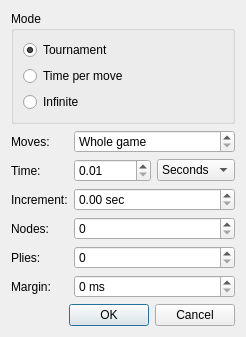
Before: the Qt Designer form projects/gui/ui/timecontroldlg.ui in leedavid/QTggchess, drawn with Qt 5.
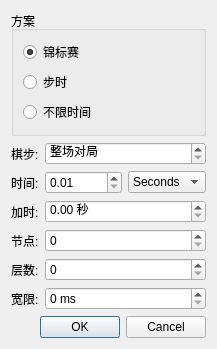
After: the same form once the commit is applied.

The edit to the form file:
```diff
--- a/projects/gui/ui/timecontroldlg.ui
+++ b/projects/gui/ui/timecontroldlg.ui
@@ -6,8 +6,8 @@
    <rect>
     <x>0</x>
     <y>0</y>
-    <width>284</width>
-    <height>367</height>
+    <width>286</width>
+    <height>381</height>
    </rect>
   </property>
   <property name="windowTitle">
@@ -23,7 +23,7 @@
       <bool>false</bool>
      </property>
      <property name="title">
-      <string>Mode</string>
+      <string>方案</string>
      </property>
      <property name="flat">
       <bool>false</bool>
@@ -38,7 +38,7 @@
          <string>Tournament time control</string>
         </property>
         <property name="text">
-         <string>Tournament</string>
+         <string>锦标赛</string>
         </property>
         <property name="checked">
          <bool>true</bool>
@@ -51,7 +51,7 @@
          <string>Fixed time limit for each move</string>
         </property>
         <property name="text">
-         <string>Time per move</string>
+         <string>步时</string>
         </property>
        </widget>
       </item>
@@ -61,7 +61,7 @@
          <string>Infinite thinking time</string>
         </property>
         <property name="text">
-         <string>Infinite</string>
+         <string>不限时间</string>
         </property>
        </widget>
       </item>
@@ -76,7 +76,7 @@
      <item row="0" column="0">
       <widget class="QLabel" name="label">
        <property name="text">
-        <string>Moves:</string>
+        <string>棋步:</string>
        </property>
        <property name="buddy">
         <cstring>m_movesSpin</cstring>
@@ -89,7 +89,7 @@
         <string>The number of moves in a time control</string>
        </property>
        <property name="specialValueText">
-        <string>Whole game</string>
+        <string>整场对局</string>
        </property>
        <property name="maximum">
         <number>9999</number>
@@ -102,7 +102,7 @@
      <item row="1" column="0">
       <widget class="QLabel" name="label_2">
        <property name="text">
-        <string>Time:</string>
+        <string>时间:</string>
        </property>
        <property name="buddy">
         <cstring>m_timeSpin</cstring>
@@ -133,7 +133,10 @@
        <item>
         <widget class="QComboBox" name="m_timeUnitCombo">
          <property name="toolTip">
-          <string>Time unit for the time limit</string>
+          <string>时间单位</string>
+         </property>
+         <property name="currentText">
+          <string>Seconds</string>
          </property>
          <property name="currentIndex">
           <number>0</number>
@@ -160,7 +163,7 @@
      <item row="2" column="0">
       <widget class="QLabel" name="label_3">
        <property name="text">
-        <string>Increment:</string>
+        <string>加时:</string>
        </property>
        <property name="buddy">
         <cstring>m_incrementSpin</cstring>
@@ -173,7 +176,7 @@
         <string>Time increment per move in seconds</string>
        </property>
        <property name="suffix">
-        <string> sec</string>
+        <string> 秒</string>
        </property>
       </widget>
      </item>
@@ -190,7 +193,7 @@
      <item row="4" column="0">
       <widget class="QLabel" name="label_5">
        <property name="text">
-        <string>Plies:</string>
+        <string>层数:</string>
        </property>
        <property name="buddy">
         <cstring>m_pliesSpin</cstring>
@@ -210,7 +213,7 @@
      <item row="3" column="0">
       <widget class="QLabel" name="label_4">
        <property name="text">
-        <string>Nodes:</string>
+        <string>节点:</string>
        </property>
        <property name="buddy">
         <cstring>m_nodesSpin</cstring>
@@ -233,7 +236,7 @@
      <item row="5" column="0">
       <widget class="QLabel" name="label_6">
        <property name="text">
-        <string>Margin:</string>
+        <string>宽限:</string>
        </property>
        <property name="buddy">
         <cstring>m_marginSpin</cstring>
```
Left out of the diff: 12 changed lines with no effect on the pictures.
